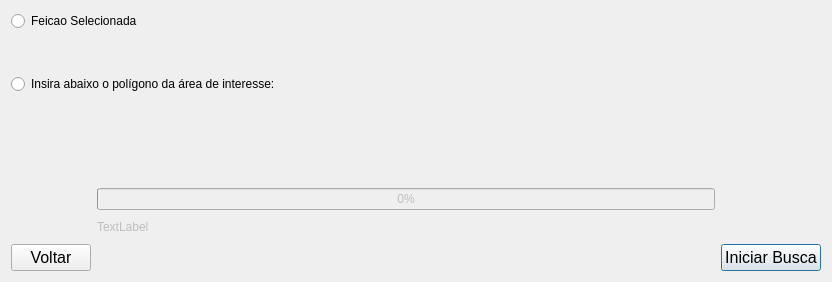
First picture: the form in queryDataBase/searchByPolygon.ui, repository guilhermehrn/e-spu-consulte, before the edit.
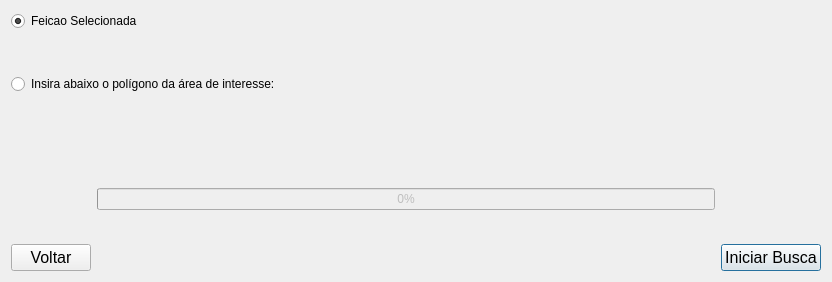
Second picture: the form after the edit. Custom widgets are drawn as their Qt base class.

```diff
--- a/queryDataBase/searchByPolygon.ui
+++ b/queryDataBase/searchByPolygon.ui
@@ -23,6 +23,9 @@
          <property name="text">
           <string>Feicao Selecionada</string>
          </property>
+         <property name="checked">
+          <bool>true</bool>
+         </property>
         </widget>
        </item>
        <item>
@@ -141,7 +144,7 @@
           <bool>false</bool>
          </property>
          <property name="text">
-          <string>TextLabel</string>
+          <string/>
          </property>
         </widget>
        </item>
```
Left out of the diff: 10 changed lines with no effect on the pictures.
